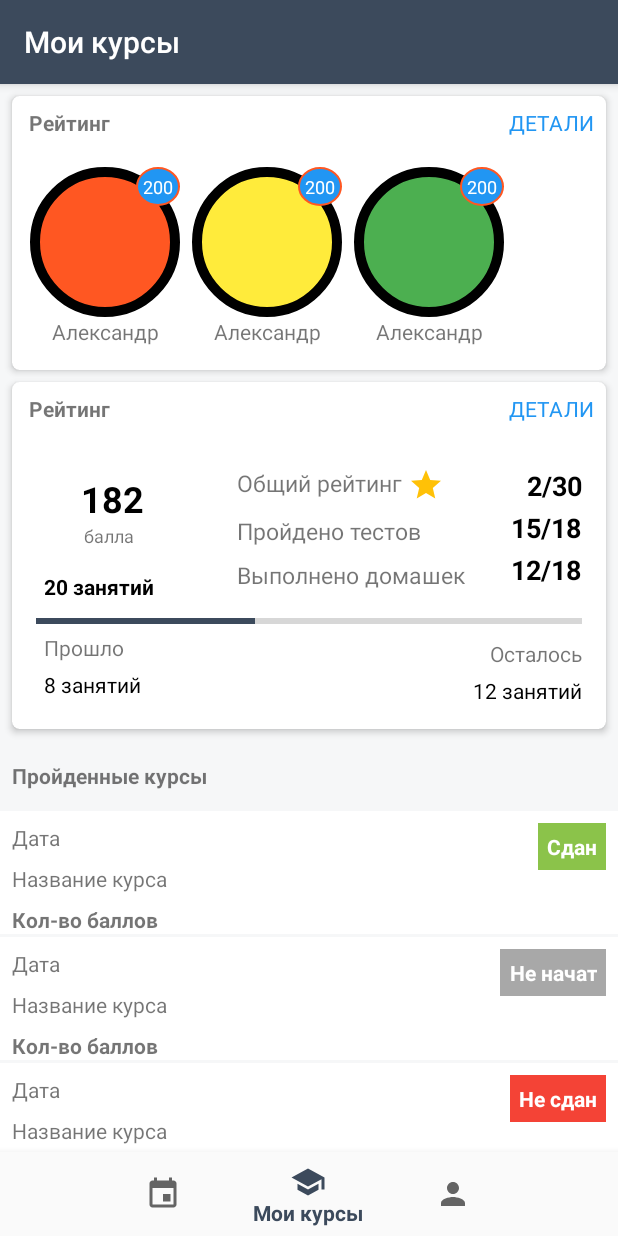
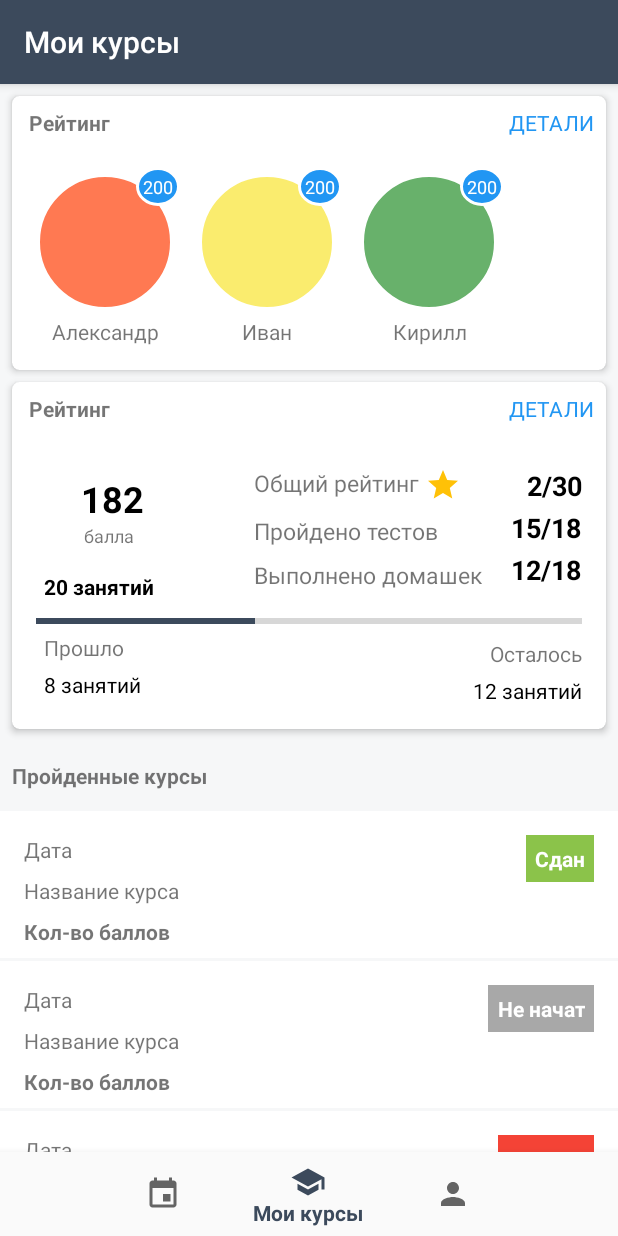
Before and after one commit to dracccula/PROJECT, an Android app: the screen it shows after launch (MainActivity), on a phone screen of 412 x 824 dp. Run offline under Robolectric (Android 15) with nearby library versions, the phone set to English and light mode, and no system bars.

Commit message:
some fixes

```diff
--- a/app/src/main/res/drawable/avatar_green.xml
+++ b/app/src/main/res/drawable/avatar_green.xml
@@ -2,10 +2,10 @@
     android:shape="oval">
     <size android:height="10dp"
         android:width="10dp" />
-    <solid android:color="#4CAF50" />
+    <solid android:color="#68B16B" />
     <stroke
         android:width="0.1dp"
-        android:color="#000" />
+        android:color="#FFFFFF" />
     <padding
         android:bottom="5dp"
         android:left="5dp"
--- a/app/src/main/res/drawable/avatar_red.xml
+++ b/app/src/main/res/drawable/avatar_red.xml
@@ -2,10 +2,10 @@
     android:shape="oval">
     <size android:height="10dp"
         android:width="10dp" />
-    <solid android:color="#FF5722" />
+    <solid android:color="#FF7952" />
     <stroke
         android:width="0.1dp"
-        android:color="#000" />
+        android:color="#FFFFFF" />
     <padding
         android:bottom="5dp"
         android:left="5dp"
--- a/app/src/main/res/drawable/avatar_yellow.xml
+++ b/app/src/main/res/drawable/avatar_yellow.xml
@@ -2,10 +2,10 @@
     android:shape="oval">
     <size android:height="10dp"
         android:width="10dp" />
-    <solid android:color="#FFEB3B" />
+    <solid android:color="#FAEC6E" />
     <stroke
         android:width="0.1dp"
-        android:color="#000" />
+        android:color="#FFFFFF" />
     <padding
         android:bottom="5dp"
         android:left="5dp"
--- a/app/src/main/res/drawable/badge.xml
+++ b/app/src/main/res/drawable/badge.xml
@@ -4,8 +4,8 @@
         android:width="10dp" />
     <solid android:color="#2196F3" />
     <stroke
-        android:width="1.5dp"
-        android:color="#FF5722" />
+        android:width="2dp"
+        android:color="#FFFFFF" />
     <padding
         android:bottom="5dp"
         android:left="5dp"
--- a/app/src/main/res/layout/fragment_finished_courses.xml
+++ b/app/src/main/res/layout/fragment_finished_courses.xml
@@ -34,7 +34,8 @@
     <android.support.constraint.ConstraintLayout
         android:layout_width="match_parent"
         android:layout_height="wrap_content"
-        android:background="#FFFFFF">
+        android:background="#FFFFFF"
+        android:padding="8dp">
 
         <TextView
             android:id="@+id/textView2"
@@ -86,7 +87,8 @@
     <android.support.constraint.ConstraintLayout
         android:layout_width="match_parent"
         android:layout_height="wrap_content"
-        android:background="#FFFFFF">
+        android:background="#FFFFFF"
+        android:padding="8dp">
 
         <TextView
             android:id="@+id/textView6"
@@ -138,7 +140,9 @@
     <android.support.constraint.ConstraintLayout
         android:layout_width="match_parent"
         android:layout_height="wrap_content"
-        android:background="#FFFFFF">
+        android:background="#FFFFFF"
+        android:padding="8dp"
+        android:paddingBottom="16dp">
 
         <TextView
             android:id="@+id/textView10"
--- a/app/src/main/res/layout/fragment_grades.xml
+++ b/app/src/main/res/layout/fragment_grades.xml
@@ -99,7 +99,7 @@
                 <TextView
                     android:layout_width="match_parent"
                     android:layout_height="23dp"
-                    android:text="Александр"
+                    android:text="Иван"
                     android:textAlignment="center"
                     app:layout_constraintBottom_toBottomOf="parent"
                     app:layout_constraintEnd_toEndOf="parent"
@@ -135,7 +135,7 @@
                 <TextView
                     android:layout_width="match_parent"
                     android:layout_height="23dp"
-                    android:text="Александр"
+                    android:text="Кирилл"
                     android:textAlignment="center"
                     app:layout_constraintBottom_toBottomOf="parent"
                     app:layout_constraintEnd_toEndOf="parent"
--- a/app/src/main/res/layout/fragment_rating.xml
+++ b/app/src/main/res/layout/fragment_rating.xml
@@ -182,10 +182,10 @@
 
             <android.support.constraint.Guideline
                 android:id="@+id/guideline4"
-                android:layout_width="wrap_content"
+                android:layout_width="0dp"
                 android:layout_height="wrap_content"
                 android:orientation="vertical"
-                app:layout_constraintGuide_end="230dp" />
+                app:layout_constraintGuide_percent="0.40" />
 
             <TextView
                 android:id="@+id/textView16"
```
Also changed, not shown: 1 other file.
